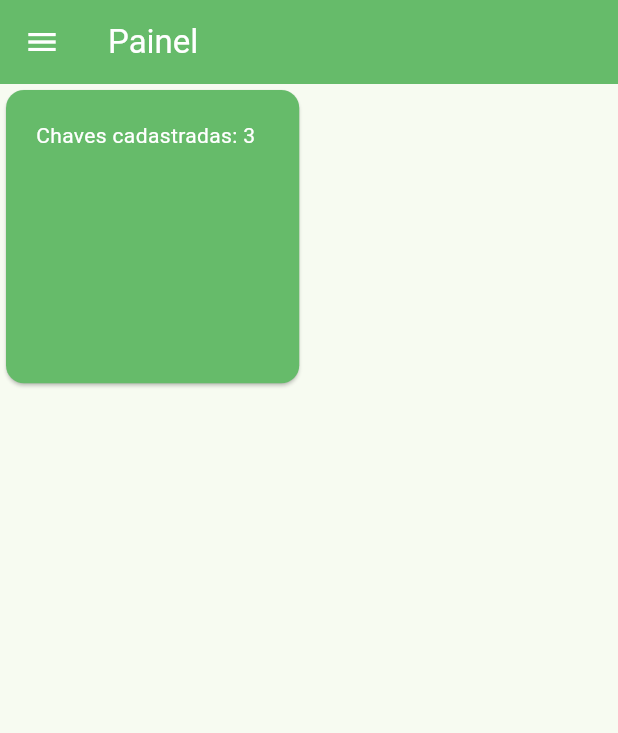
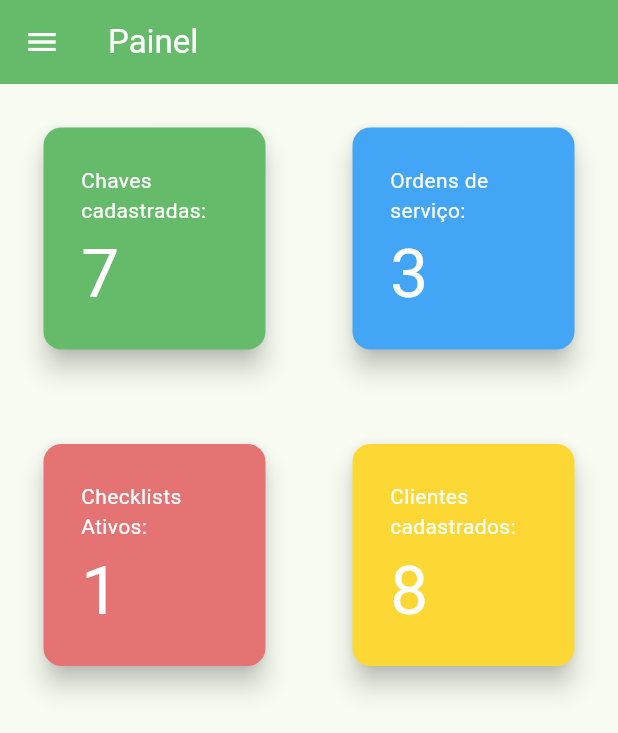
Before and after one commit to gabeFrancisco/DoctorKeyMobile, a Flutter app: the DashboardView screen opened directly, on a phone screen of 412 x 824 dp. Shown: the top 733 px of the screen. Run offline on Flutter 3.47's test engine with Material 2 defaults, Android fonts, the phone set to English and light mode, and no system bars; our stand-ins replace flutter_secure_storage; accounts and stored records are empty.

```diff
--- a/lib/constants/api_urls.dart
+++ b/lib/constants/api_urls.dart
@@ -1,3 +1,6 @@
 class ApiUrls {
-  static List<String> list = ["http://10.0.10.250:5003", "https://doctorkeyapi.azurewebsites.net"];
+  static List<String> list = [
+    "http://10.0.10.250:5003/api",
+    "https://doctorkeyapi.azurewebsites.net/api"
+  ];
 }
--- a/lib/repositories/user_repository.dart
+++ b/lib/repositories/user_repository.dart
@@ -24,6 +24,7 @@ class UserRepository extends ChangeNotifier {
     final response = await http.post(Uri.parse('$_apiUrl/users/login'),
         body: jsonEncode(<String, String>{'username': username, 'password': password}),
         headers: await getHeaders());
+    print(username);
 
     if (response.statusCode == 200) {
       final data = jsonDecode(response.body);
@@ -33,7 +34,7 @@ class UserRepository extends ChangeNotifier {
       await _storage.write(key: "user", value: jsonEncode(user));
       await _storage.write(key: "user_token", value: data['token']);
       await _storage.write(key: "token_exp", value: data["expire"]);
-    }
+    } else {}
 
     return response.statusCode;
   }
--- a/lib/views/dashboard_view.dart
+++ b/lib/views/dashboard_view.dart
@@ -20,21 +20,99 @@ class _DashboardViewState extends State<DashboardView> {
       drawer: const AppDrawer(),
       body: Center(
         child: GridView(
-          gridDelegate: SliverGridDelegateWithFixedCrossAxisCount(
+          gridDelegate: const SliverGridDelegateWithFixedCrossAxisCount(
             crossAxisCount: 2,
-            crossAxisSpacing: 5.0,
             mainAxisSpacing: 5.0,
           ),
           children: [
-            Card(
-              color: Colors.green.shade400,
-              child: Container(
-                  padding: EdgeInsets.all(20),
-                  child: const Text(
-                    "Chaves cadastradas: 3",
-                    style: TextStyle(color: Colors.white),
-                  )),
-            )
+            Container(
+              margin: const EdgeInsets.all(25),
+              child: Card(
+                elevation: 7,
+                color: Colors.green.shade400,
+                child: Container(
+                    padding: const EdgeInsets.all(25),
+                    child: const Column(
+                      crossAxisAlignment: CrossAxisAlignment.start,
+                      children: [
+                        Text(
+                          "Chaves cadastradas:",
+                          style: TextStyle(color: Colors.white),
+                        ),
+                        Text(
+                          "7",
+                          style: TextStyle(color: Colors.white, fontSize: 45),
+                        ),
+                      ],
+                    )),
+              ),
+            ),
+            Container(
+              margin: const EdgeInsets.all(25),
+              child: Card(
+                elevation: 7,
+                color: Colors.blue.shade400,
+                child: Container(
+                    padding: const EdgeInsets.all(25),
+                    child: const Column(
+                      crossAxisAlignment: CrossAxisAlignment.start,
+                      children: [
+                        Text(
+                          "Ordens de serviço:",
+                          style: TextStyle(color: Colors.white),
+                        ),
+                        Text(
+                          "3",
+                          style: TextStyle(color: Colors.white, fontSize: 45),
+                        ),
+                      ],
+                    )),
+              ),
+            ),
+            Container(
+              margin: const EdgeInsets.all(25),
+              child: Card(
+                elevation: 7,
+                color: Colors.red.shade300,
+                child: Container(
+                    padding: const EdgeInsets.all(25),
+                    child: const Column(
+                      crossAxisAlignment: CrossAxisAlignment.start,
+                      children: [
+                        Text(
+                          "Checklists Ativos:",
+                          style: TextStyle(color: Colors.white),
+                        ),
+                        Text(
+                          "1",
+                          style: TextStyle(color: Colors.white, fontSize: 45),
+                        ),
+                      ],
+                    )),
+              ),
+            ),
+            Container(
+              margin: const EdgeInsets.all(25),
+              child: Card(
+                elevation: 7,
+                color: Colors.yellow.shade600,
+                child: Container(
+                    padding: const EdgeInsets.all(25),
+                    child: const Column(
+                      crossAxisAlignment: CrossAxisAlignment.start,
+                      children: [
+                        Text(
+                          "Clientes cadastrados:",
+                          style: TextStyle(color: Colors.white),
+                        ),
+                        Text(
+                          "8",
+                          style: TextStyle(color: Colors.white, fontSize: 45),
+                        ),
+                      ],
+                    )),
+              ),
+            ),
           ],
         ),
       ),
--- a/lib/widgets/bottomNavigation.dart
+++ b/lib/widgets/bottomNavigation.dart
@@ -1,4 +1,3 @@
-import 'package:flutter/foundation.dart';
 import 'package:flutter/material.dart';
 
 class BottomNavigation extends StatefulWidget {
```
Also changed, not shown: 1 other file.
